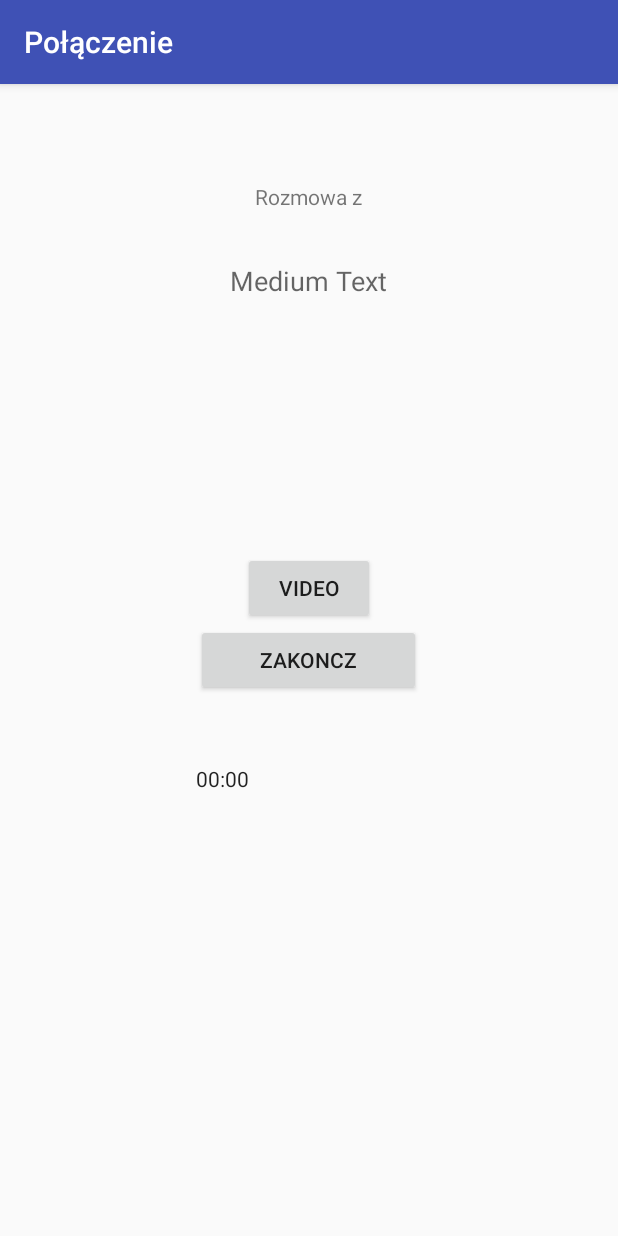
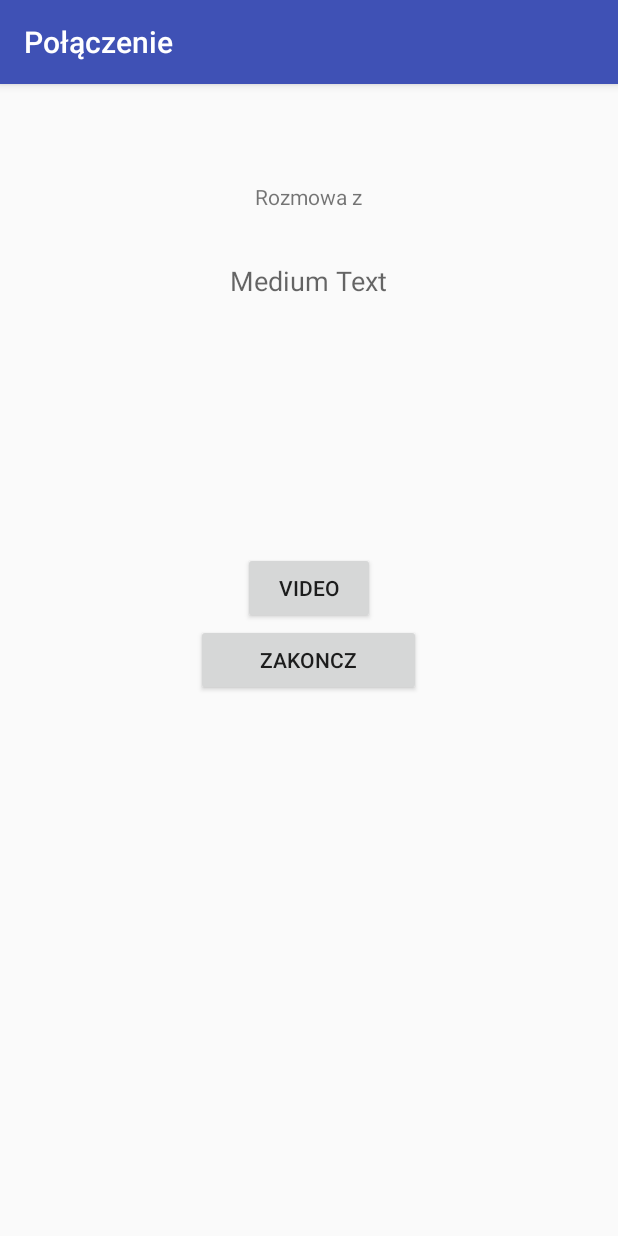
Before and after one commit to WojciechKwasnyy/App, an Android app: the CallActivity screen opened directly, with no data from a screen before it, on a phone screen of 412 x 824 dp. Run offline under Robolectric (Android 15) with nearby library versions, the phone set to English and light mode, and no system bars; libraries missing offline, so code that uses them is left out: com.sinch.android; 2 statements that could not run were skipped.

```diff
--- a/app/src/main/res/layout/content_call.xml
+++ b/app/src/main/res/layout/content_call.xml
@@ -8,6 +8,7 @@
     android:paddingLeft="@dimen/activity_horizontal_margin"
     android:paddingRight="@dimen/activity_horizontal_margin"
     android:paddingTop="@dimen/activity_vertical_margin"
+    android:screenOrientation="portrait"
     app:layout_behavior="@string/appbar_scrolling_view_behavior"
     tools:context=".CallActivity"
     tools:showIn="@layout/activity_call">
@@ -50,14 +51,4 @@
         android:layout_centerHorizontal="true"
         android:onClick="VIDEO"/>
 
-    <Chronometer
-        android:layout_width="wrap_content"
-        android:layout_height="wrap_content"
-        android:id="@+id/chronometer1"
-        android:layout_below="@+id/button2"
-        android:layout_alignLeft="@+id/button2"
-        android:layout_alignStart="@+id/button2"
-        android:layout_marginTop="45dp"
-        android:layout_alignRight="@+id/button2"
-        android:layout_alignEnd="@+id/button2" />
 </RelativeLayout>
```
Also changed, not shown: app/src/main/res/layout/content_video_conversation.xml (+9 -0 lines), app/src/main/java/com/example/wojtek_asus/app/ContactsList.java (line endings or trailing spaces), 2 other files.
